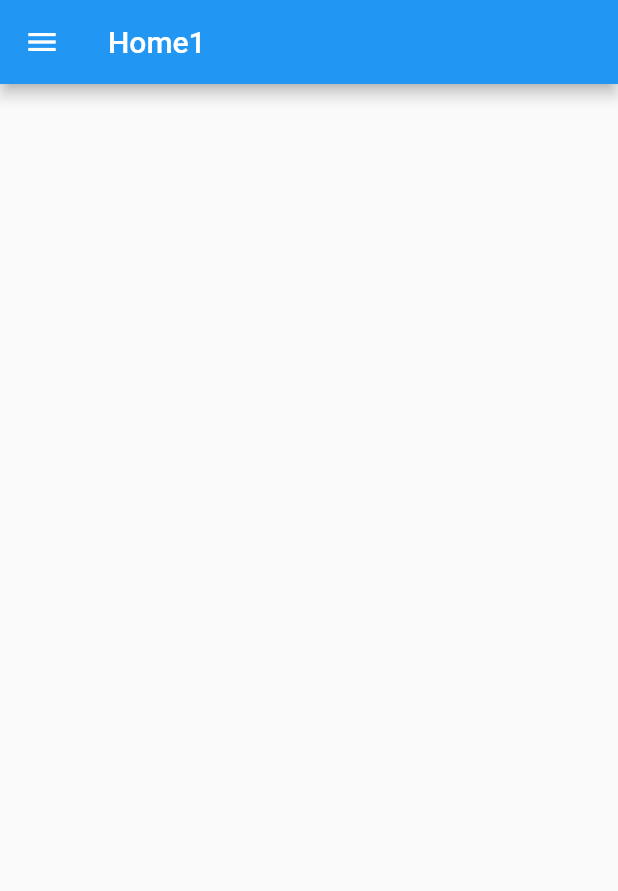
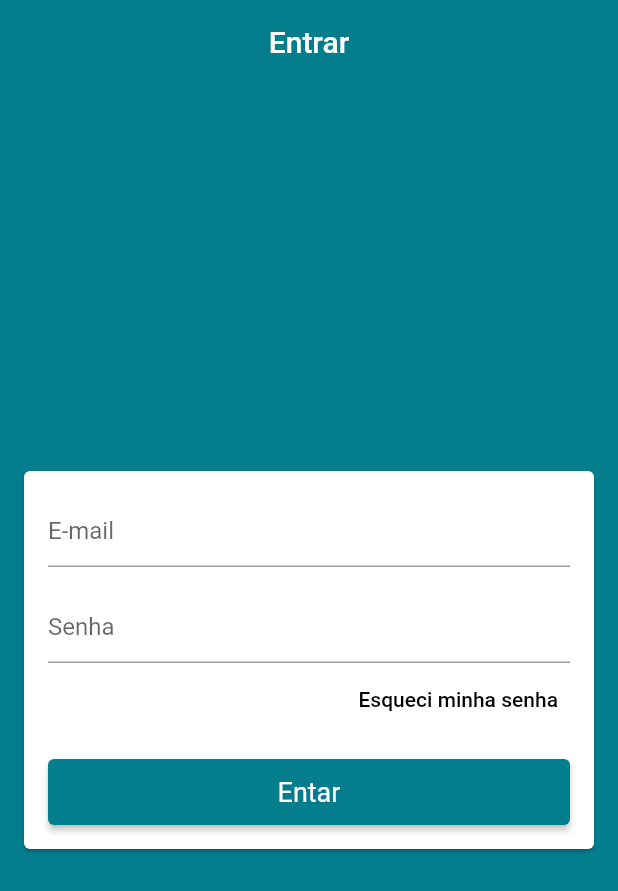
Before and after one commit to eclelucien/lojaVirtualApp, a Flutter app: the screen it shows after launch, on a phone screen of 412 x 824 dp. Shown: the top 891 px of the screen. Run offline on Flutter 3.47's test engine with Material 2 defaults, Android fonts, the phone set to English and light mode, and no system bars; our stand-ins replace cloud_firestore, firebase_auth, firebase_core; accounts and stored records are empty.

Commit message:
Pushing something new

```diff
--- a/lojavirtual/lib/common/custom_drawer/drawer_tile.dart
+++ b/lojavirtual/lib/common/custom_drawer/drawer_tile.dart
@@ -14,6 +14,7 @@ class DrawerTile extends StatelessWidget {
   @override
   Widget build(BuildContext context) {
     final int curPage = context.watch<PageManager>().page;
+    final Color primaryColor = Theme.of(context).primaryColor;
 
     return InkWell(
         onTap: () {
@@ -28,14 +29,14 @@ class DrawerTile extends StatelessWidget {
                 child: Icon(
                   iconData,
                   size: 32,
-                  color: curPage == page ? Colors.red : Colors.grey[700],
+                  color: curPage == page ? primaryColor : Colors.grey[700],
                 ),
               ),
               Text(
                 title,
                 style: TextStyle(
                     fontSize: 16,
-                    color: curPage == page ? Colors.red : Colors.grey[700]),
+                    color: curPage == page ? primaryColor : Colors.grey[700]),
               )
             ],
           ),
--- /dev/null
+++ b/lojavirtual/lib/helpers/validators.dart
@@ -0,0 +1,5 @@
+bool emailValid(String email) {
+  final RegExp regex = RegExp(
+      r"^(([^<>()[\]\\.,;:\s@\']+(\.[^<>()[\]\\.,;:\s@\']+)*)|(\'.+\'))@((\[[0-9]{1,3}\.[0-9]{1,3}\.[0-9]{1,3}\.[0-9]{1,3}\])|(([a-zA-Z\-0-9]+\.)+[a-zA-Z]{2,}))$");
+  return regex.hasMatch(email);
+}
--- a/lojavirtual/lib/main.dart
+++ b/lojavirtual/lib/main.dart
@@ -1,9 +1,16 @@
 import 'package:cloud_firestore/cloud_firestore.dart';
+import 'package:firebase_auth/firebase_auth.dart';
 import 'package:flutter/material.dart';
 import 'package:firebase_core/firebase_core.dart';
+import 'package:lojavirtual/models/user_manager.dart';
 import 'package:lojavirtual/screens/base/base_screen.dart';
+import 'package:provider/provider.dart';
+import 'package:flutter/src/widgets/binding.dart';
 
-void main() {
+Future<void> main() async {
+  WidgetsFlutterBinding.ensureInitialized();
+  await Firebase.initializeApp();
+
   runApp(MyApp());
 }
 
@@ -12,12 +19,36 @@ class MyApp extends StatelessWidget {
 
   @override
   Widget build(BuildContext context) {
-    return MaterialApp(
-        title: 'Loja virtual',
-        theme: ThemeData(
-          primarySwatch: Colors.blue,
-          visualDensity: VisualDensity.adaptivePlatformDensity,
-        ),
-        home: BaseScreen());
+    return Provider(
+      create: (_) => UserManager(),
+      child: MaterialApp(
+          title: 'Loja virtual',
+          debugShowCheckedModeBanner: false,
+          theme: ThemeData(
+            primaryColor: const Color.fromARGB(255, 4, 125, 141),
+            scaffoldBackgroundColor: const Color.fromARGB(255, 4, 125, 141),
+            appBarTheme: const AppBarTheme(
+              elevation: 0,
+            ),
+            visualDensity: VisualDensity.adaptivePlatformDensity,
+          ),
+          home: BaseScreen()),
+    );
   }
 }
+
+// class ApplicationState extends ChangeNotifier {
+//   ApplicationState() {
+//     init();
+//   }
+//   Future<void> init() async {
+//     await Firebase.initializeApp();
+//     FirebaseApp defaultApp = await Firebase.initializeApp();
+
+//     FirebaseAuth.instance.userChanges().listen((user)) {
+//         if (user != null) {
+
+//         }
+//     }
+//   }
+// }
--- /dev/null
+++ b/lojavirtual/lib/models/users.dart
@@ -0,0 +1,6 @@
+class Users {
+  String email;
+  String password;
+
+  Users({this.email, this.password});
+}
--- a/lojavirtual/lib/screens/base/base_screen.dart
+++ b/lojavirtual/lib/screens/base/base_screen.dart
@@ -1,5 +1,6 @@
 import 'package:flutter/material.dart';
 import 'package:lojavirtual/common/custom_drawer/custom_drawer.dart';
+import 'package:lojavirtual/screens/login/login_screen.dart';
 import 'package:provider/provider.dart';
 import 'package:lojavirtual/models/page_manager.dart';
 
@@ -14,12 +15,7 @@ class BaseScreen extends StatelessWidget {
           controller: pageController,
           physics: const NeverScrollableScrollPhysics(),
           children: <Widget>[
-            Scaffold(
-              drawer: customDrawer(),
-              appBar: AppBar(
-                title: const Text('Home1'),
-              ),
-            ),
+            Login(),
             Scaffold(
               drawer: customDrawer(),
               appBar: AppBar(
--- /dev/null
+++ b/lojavirtual/lib/screens/login/login_screen.dart
@@ -0,0 +1,83 @@
+import 'package:flutter/material.dart';
+import 'package:lojavirtual/helpers/validators.dart';
+import 'package:lojavirtual/models/user_manager.dart';
+import 'package:lojavirtual/models/users.dart';
+import 'package:provider/provider.dart';
+
+class Login extends StatelessWidget {
+  final GlobalKey<FormState> formKey = GlobalKey<FormState>();
+  final TextEditingController emailController = TextEditingController();
+  final TextEditingController passwordController = TextEditingController();
+
+  @override
+  Widget build(BuildContext context) {
+    return Scaffold(
+      appBar: AppBar(
+        title: const Text('Entrar'),
+        centerTitle: true,
+      ),
+      body: Center(
+          child: Card(
+        margin: const EdgeInsets.symmetric(horizontal: 16),
+        child: Form(
+            key: formKey,
+            child: ListView(
+              padding: EdgeInsets.all(16),
+              shrinkWrap: true,
+              children: <Widget>[
+                TextFormField(
+                  controller: emailController,
+                  decoration: const InputDecoration(hintText: 'E-mail'),
+                  keyboardType: TextInputType.emailAddress,
+                  autocorrect: false,
+                  validator: (email) {
+                    if (!emailValid(email)) return 'E-mail Invalido';
+                    return null;
+                  },
+                ),
+                const SizedBox(height: 16),
+                TextFormField(
+                  controller: passwordController,
+                  decoration: const InputDecoration(hintText: 'Senha'),
+                  autocorrect: false,
+                  obscureText: true,
+                  validator: (pass) {
+                    if (pass.isEmpty || pass.length < 6)
+                      return 'senha invalida';
+                    return null;
+                  },
+                ),
+                Align(
+                  alignment: Alignment.centerRight,
+                  child: TextButton(
+                    child: Text('Esqueci minha senha'),
+                    onPressed: () {},
+                    style: TextButton.styleFrom(
+                      primary: Colors.black,
+                    ),
+                  ),
+                ),
+                const SizedBox(height: 16),
+                SizedBox(
+                  height: 44,
+                  child: ElevatedButton(
+                      child: Text('Entar'),
+                      onPressed: () {
+                        if (formKey.currentState.validate()) {
+                          context.read<UserManager>().signIn(Users(
+                                email: emailController.text,
+                                password: passwordController.text,
+                              ));
+                        }
+                      },
+                      style: ElevatedButton.styleFrom(
+                        primary: Color.fromARGB(255, 4, 125, 141),
+                        textStyle: TextStyle(fontSize: 18),
+                      )),
+                )
+              ],
+            )),
+      )),
+    );
+  }
+}
```
Also changed, not shown: lojavirtual/lib/models/user_manager.dart (added, +19 -0 lines), 1 other file.
